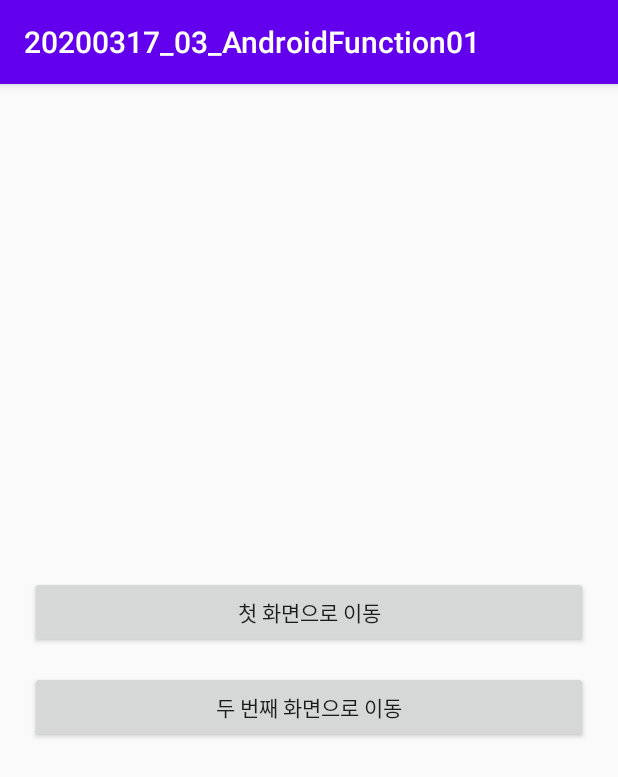
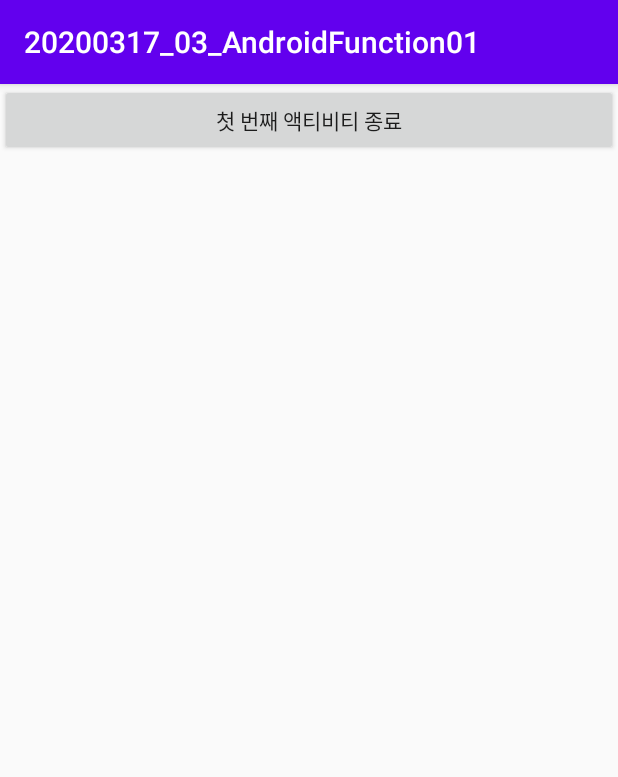
Before and after one commit to seakjh/20200317_03_AndroidFunction01, an Android app: the screen it shows after launch (MainActivity before the commit, FirstActivity after it), after a tap on "첫 화면으로 이동", on a phone screen of 412 x 824 dp. Shown: the top 777 px of the screen. Run offline under Robolectric (Android 15) with nearby library versions, the phone set to English and light mode, and no system bars; our stand-ins replace data binding.

```diff
--- a/app/src/main/java/com/example/a20200317_03_androidfunction01/FirstActivity.java
+++ b/app/src/main/java/com/example/a20200317_03_androidfunction01/FirstActivity.java
@@ -4,6 +4,7 @@ import androidx.appcompat.app.AppCompatActivity;
 import androidx.databinding.DataBindingUtil;
 
 import android.os.Bundle;
+import android.view.View;
 
 import com.example.a20200317_03_androidfunction01.databinding.ActivityFirstBinding;
 
@@ -15,5 +16,13 @@ public class FirstActivity extends AppCompatActivity {
     protected void onCreate(Bundle savedInstanceState) {
         super.onCreate(savedInstanceState);
         binding = DataBindingUtil.setContentView(this, R.layout.activity_first);
+
+        binding.finishFirstBtn.setOnClickListener(new View.OnClickListener() {
+            @Override
+            public void onClick(View v) {
+
+            }
+        });
+
     }
 }
--- a/app/src/main/java/com/example/a20200317_03_androidfunction01/MainActivity.java
+++ b/app/src/main/java/com/example/a20200317_03_androidfunction01/MainActivity.java
@@ -3,6 +3,7 @@ package com.example.a20200317_03_androidfunction01;
 import androidx.appcompat.app.AppCompatActivity;
 import androidx.databinding.DataBindingUtil;
 
+import android.content.Intent;
 import android.os.Bundle;
 import android.view.View;
 
@@ -21,6 +22,10 @@ public class MainActivity extends AppCompatActivity {
             @Override
             public void onClick(View v) {
 
+//                첫 퍼스트 액티비티로 이동하자
+                Intent intent = new Intent(MainActivity.this, FirstActivity.class);
+                startActivity(intent);
+
             }
         });
 
--- a/app/src/main/res/layout/activity_first.xml
+++ b/app/src/main/res/layout/activity_first.xml
@@ -1,6 +1,5 @@
 <?xml version="1.0" encoding="utf-8"?>
 <layout>
-
     <LinearLayout xmlns:android="http://schemas.android.com/apk/res/android"
         xmlns:app="http://schemas.android.com/apk/res-auto"
         xmlns:tools="http://schemas.android.com/tools"
@@ -9,6 +8,11 @@
         android:orientation="vertical"
         tools:context=".FirstActivity">
 
+        <Button
+            android:id="@+id/finishFirstBtn"
+            android:layout_width="match_parent"
+            android:layout_height="wrap_content"
+            android:text="첫 번째 액티비티 종료"/>
+
     </LinearLayout>
-
 </layout>
```
